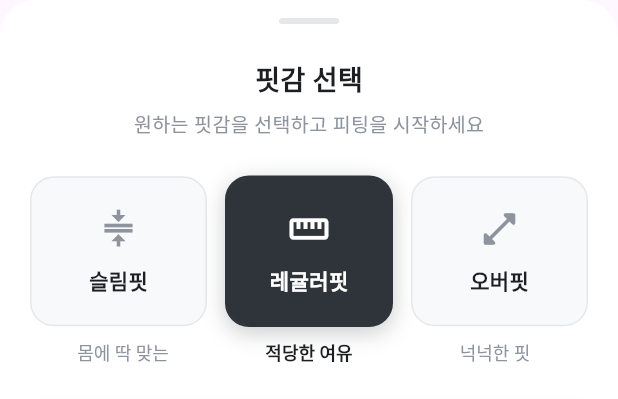
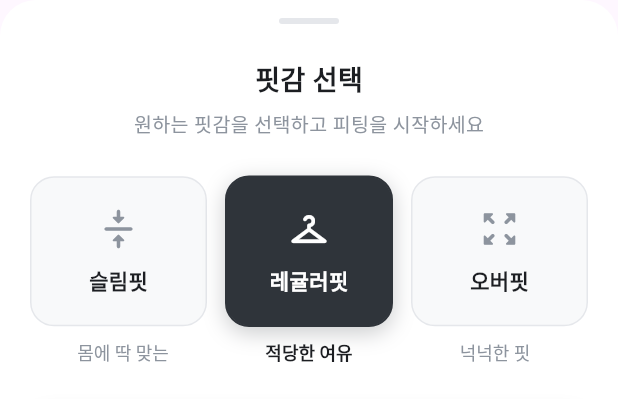
Before and after one commit to 2026-TU-Capstone-Project/Frontend, a Flutter app: the FitTypeSelectorSheet widget shown alone on an empty page, opened directly, on a phone screen of 412 x 824 dp. Shown: the top 399 px of the screen. Run offline on Flutter 3.47's test engine with Material 3 defaults, Android fonts, the phone set to English and light mode, and no system bars; our stand-ins replace dio, flutter_riverpod, flutter_secure_storage, flutter_svg, geolocator, google_fonts and 4 more; missing offline and left inert: kakao_flutter_sdk_user; accounts and stored records are empty; generated files the repository leaves out were written again; network calls fail.

```diff
--- a/lib/fitting/component/fit_type_selector.dart
+++ b/lib/fitting/component/fit_type_selector.dart
@@ -97,11 +97,11 @@ class _FitCard extends StatelessWidget {
   IconData get _icon {
     switch (type) {
       case FitType.slim:
-        return Icons.compress_rounded;
+        return Icons.vertical_align_center_rounded;
       case FitType.regular:
-        return Icons.straighten_rounded;
+        return Icons.checkroom_rounded;
       case FitType.oversize:
-        return Icons.open_in_full_rounded;
+        return Icons.zoom_out_map_rounded;
     }
   }
 
--- a/lib/fitting/component/fit_type_selector_sheet.dart
+++ b/lib/fitting/component/fit_type_selector_sheet.dart
@@ -27,9 +27,9 @@ class _FitTypeSelectorSheetState extends State<FitTypeSelectorSheet> {
   FitType _selected = FitType.regular; // 기본값: 레귤러핏
 
   static const _fitIcons = <FitType, IconData>{
-    FitType.slim: Icons.compress,
-    FitType.regular: Icons.straighten,
-    FitType.oversize: Icons.open_in_full_rounded,
+    FitType.slim: Icons.vertical_align_center_rounded,
+    FitType.regular: Icons.checkroom_rounded,
+    FitType.oversize: Icons.zoom_out_map_rounded,
   };
 
   @override
```
